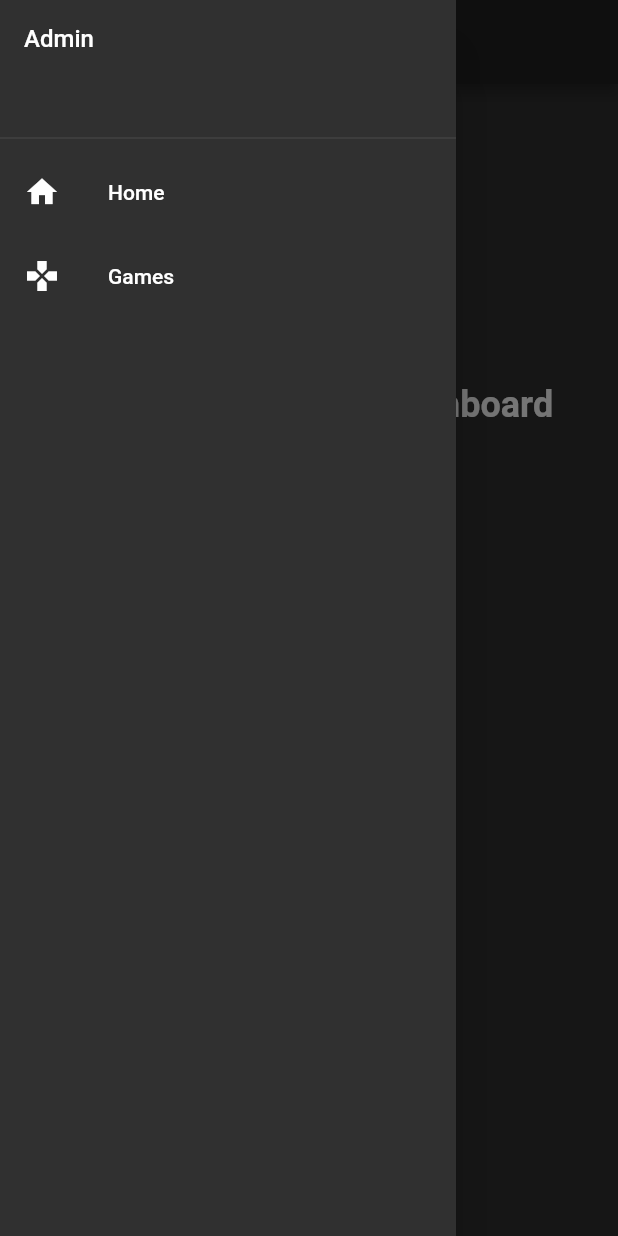
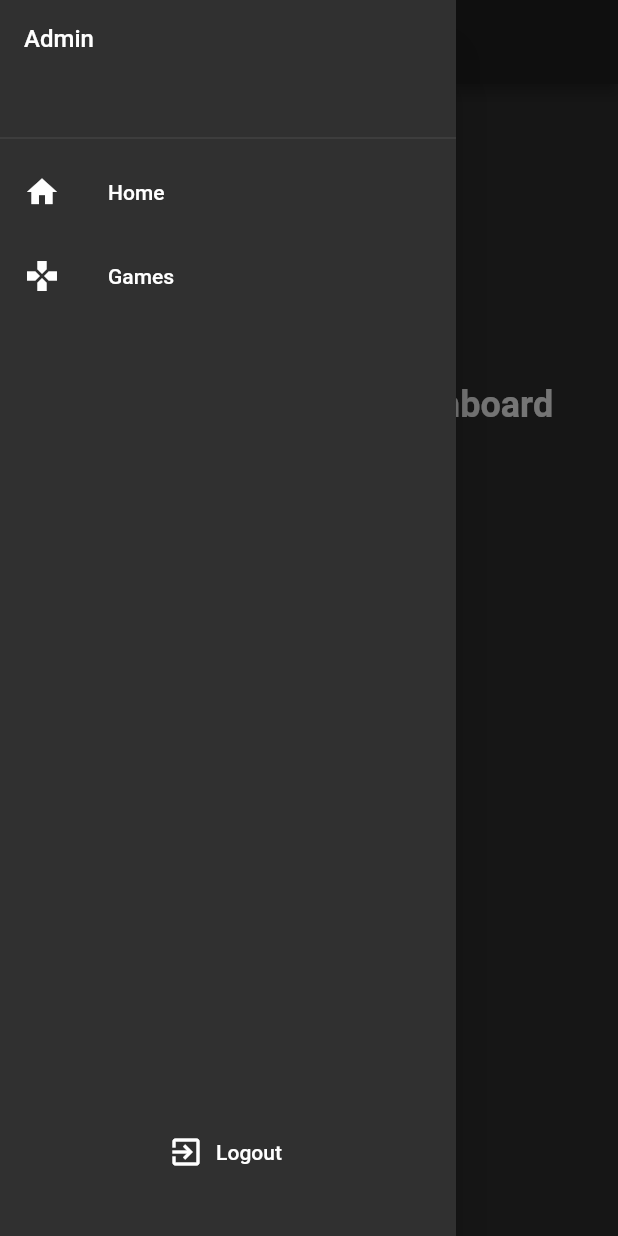
Before and after one commit to Bill0106/flutter-admin, a Flutter app: the HomeScreen screen opened directly, with the side drawer open, on a phone screen of 412 x 824 dp. Run offline on Flutter 3.47's test engine with Material 2 defaults, Android fonts, the phone set to English and light mode, and no system bars; our stand-ins replace dio, flutter_mobx, mobx, shared_preferences; accounts and stored records are empty; generated files the repository leaves out were written again.

```diff
--- a/lib/widgets/nav_drawer.dart
+++ b/lib/widgets/nav_drawer.dart
@@ -1,4 +1,6 @@
 import 'package:flutter/material.dart';
+import 'package:flutter_admin/stores/user_store.dart';
+import 'package:provider/provider.dart';
 
 class NavDrawer extends StatelessWidget {
   final menus = [
@@ -21,6 +23,7 @@ class NavDrawer extends StatelessWidget {
                 ],
               ),
             ),
+            buildLogout(context),
           ],
         ),
       ),
@@ -55,4 +58,25 @@ class NavDrawer extends StatelessWidget {
 
     return menuWidgets.toList();
   }
+
+  Widget buildLogout(BuildContext context) {
+    final UserStore store = Provider.of<UserStore>(context);
+
+    return Container(
+      padding: EdgeInsets.only(bottom: 32),
+      child: Align(
+        child: FlatButton.icon(
+          icon: Icon(Icons.exit_to_app),
+          label: Text('Logout'),
+          onPressed: () {
+            store.logout();
+            Navigator.of(context).pushNamedAndRemoveUntil(
+              '/login',
+              (Route<dynamic> route) => false,
+            );
+          },
+        ),
+      ),
+    );
+  }
 }
--- a/pubspec.yaml
+++ b/pubspec.yaml
@@ -26,12 +26,16 @@ dependencies:
   shared_preferences: ^0.5.3
   dio: ^3.0.0
   json_annotation: ^3.0.0
+  mobx: ^0.3.8
+  flutter_mobx: ^0.3.3
+  provider: ^3.1.0
 
 dev_dependencies:
   flutter_test:
     sdk: flutter
   json_serializable: 3.2.0
   build_runner: ^1.3.1
+  mobx_codegen: ^0.3.9
 
 # For information on the generic Dart part of this file, see the
 # following page: https://dart.dev/tools/pub/pubspec
```
Also changed, not shown: lib/main.dart (+14 -5 lines), lib/services/auth_service.dart (deleted, +0 -24 lines), lib/stores/user_store.dart (added, +41 -0 lines), lib/widgets/login_form.dart (+41 -17 lines), lib/stores/user_store.g.dart (added), pubspec.lock.
